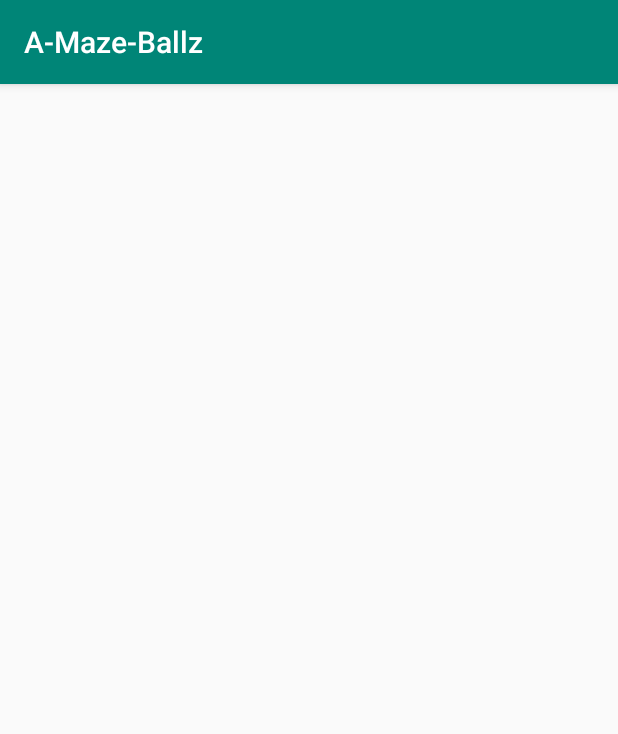
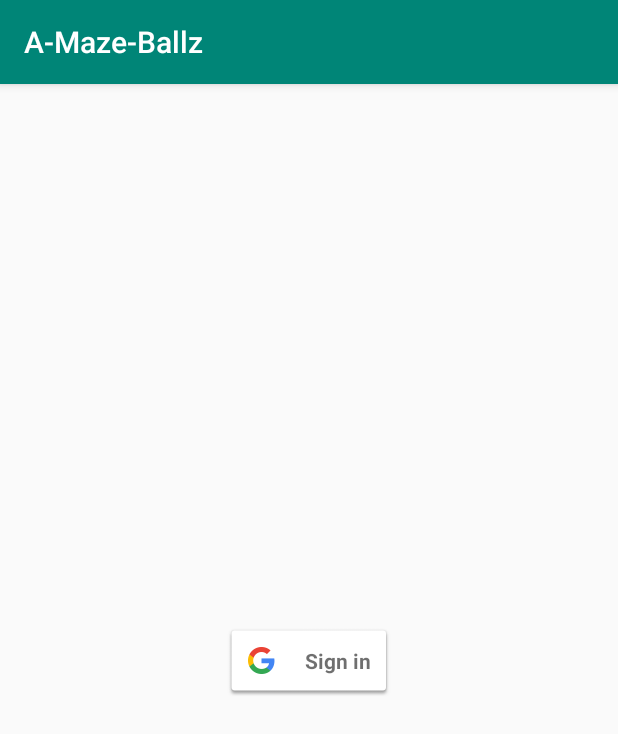
Before and after one commit to edubois9119/a-maze-ballz, an Android app: the screen it shows after launch (MainActivity before the commit, LoginActivity after it), on a phone screen of 412 x 824 dp. Shown: the top 734 px of the screen. Run offline under Robolectric (Android 15) with nearby library versions, the phone set to English and light mode, and no system bars; our stand-ins replace Room's generated code; libraries missing offline, so code that uses them is left out: com.facebook.stetho; 1 statement that could not run was skipped.

Commit message:
Implemented Google Sign In

```diff
--- a/app/build.gradle
+++ b/app/build.gradle
@@ -24,6 +24,10 @@ android {
     packagingOptions {
         exclude 'META-INF/proguard/androidx-annotations.pro'
     }
+    compileOptions {
+        sourceCompatibility = '1.8'
+        targetCompatibility = '1.8'
+    }
 }
 
 dependencies {
@@ -38,6 +42,8 @@ dependencies {
     implementation "androidx.room:room-runtime:$room_version"
     annotationProcessor "androidx.room:room-compiler:$room_version"
 
+    implementation 'com.google.android.gms:play-services-auth:17.0.0'
+
     implementation 'com.facebook.stetho:stetho:1.5.1'
 
     testImplementation 'junit:junit:4.12'
--- /dev/null
+++ b/app/src/main/java/com/ericadubois/amazeballz/controller/LoginActivity.java
@@ -0,0 +1,44 @@
+package com.ericadubois.amazeballz.controller;
+
+import android.content.Intent;
+import android.widget.Toast;
+import androidx.annotation.Nullable;
+import androidx.appcompat.app.AppCompatActivity;
+import android.os.Bundle;
+import com.ericadubois.amazeballz.R;
+import com.ericadubois.amazeballz.service.GoogleSignInService;
+
+public class LoginActivity extends AppCompatActivity {
+  private static final int LOGIN_REQUEST_CODE = 1000;
+
+  private GoogleSignInService service;
+
+  @Override
+  protected void onCreate(Bundle savedInstanceState) {
+    super.onCreate(savedInstanceState);
+    service = GoogleSignInService.getInstance();
+    service.refresh()
+        .addOnSuccessListener((account) -> switchToMain())
+        .addOnFailureListener((ex) -> {
+          setContentView(R.layout.activity_login);
+          findViewById(R.id.sign_in).setOnClickListener((view) ->
+              service.startSignIn(this, LOGIN_REQUEST_CODE));
+        });
+  }
+  @Override
+  protected void onActivityResult(int requestCode, int resultCode, @Nullable Intent data) {
+    if (requestCode == LOGIN_REQUEST_CODE) {
+      service.completeSignIn(data)
+          .addOnSuccessListener((account) -> switchToMain())
+          .addOnFailureListener((ex) ->
+              Toast.makeText(this, R.string.login_failure_message, Toast.LENGTH_LONG).show());
+    } else {
+      super.onActivityResult(requestCode, resultCode, data);
+    }
+  }
+  private void switchToMain() {
+    Intent intent = new Intent(this, MainActivity.class);
+    intent.addFlags(Intent.FLAG_ACTIVITY_CLEAR_TASK | Intent.FLAG_ACTIVITY_NEW_TASK);
+    startActivity(intent);
+  }
+}
--- /dev/null
+++ b/app/src/main/java/com/ericadubois/amazeballz/service/GoogleSignInService.java
@@ -0,0 +1,91 @@
+package com.ericadubois.amazeballz.service;
+
+import android.app.Activity;
+import android.app.Application;
+import android.content.Intent;
+import androidx.lifecycle.LiveData;
+import androidx.lifecycle.MutableLiveData;
+import com.google.android.gms.auth.api.signin.GoogleSignIn;
+import com.google.android.gms.auth.api.signin.GoogleSignInAccount;
+import com.google.android.gms.auth.api.signin.GoogleSignInClient;
+import com.google.android.gms.auth.api.signin.GoogleSignInOptions;
+import com.google.android.gms.common.api.ApiException;
+import com.google.android.gms.tasks.Task;
+
+public class GoogleSignInService {
+
+
+  private static Application applicationContext;
+
+  private GoogleSignInClient client;
+  private MutableLiveData<GoogleSignInAccount> account= new MutableLiveData<>();
+  private MutableLiveData<Exception> exception = new MutableLiveData<>();
+
+  private GoogleSignInService() {
+    GoogleSignInOptions options = new GoogleSignInOptions.Builder()
+        .requestEmail()
+        .requestId()
+        .requestProfile()
+        // .requestIdToken(...)
+        .build();
+    client= GoogleSignIn.getClient(applicationContext, options);
+  }
+
+  public static void setApplicationContext(Application applicationContext) {
+    GoogleSignInService.applicationContext = applicationContext;
+  }
+  public static GoogleSignInService getInstance() {
+    return InstanceHolder.INSTANCE;
+  }
+
+  public LiveData<GoogleSignInAccount> getAccount() {
+    return account;
+  }
+
+  public LiveData<Exception> getException() {
+    return exception;
+  }
+
+  public Task<GoogleSignInAccount> refresh() {
+    return client.silentSignIn()
+        .addOnSuccessListener(this::update)
+        .addOnFailureListener(this::update);
+  }
+
+  private void update(GoogleSignInAccount account) {
+    this.account.setValue(account);
+    this.exception.setValue(null);
+  }
+
+  private void update(Exception ex) {
+    this.account.setValue(null);
+    exception.setValue(ex);
+  }
+
+  public void startSignIn(Activity activity, int requestCode) {
+    update((GoogleSignInAccount) null);
+    Intent intent = client.getSignInIntent();
+    activity.startActivityForResult(intent, requestCode);
+  }
+
+  public Task<GoogleSignInAccount> completeSignIn(Intent data){
+    Task<GoogleSignInAccount> task = null;
+    try {
+      task= GoogleSignIn.getSignedInAccountFromIntent(data);
+      account.setValue(task.getResult(ApiException.class));
+    } catch (ApiException e) {
+      exception.setValue(e);
+    }
+    return task;
+  }
+
+  public Task<Void> signOut() {
+    return client.signOut()
+        .addOnCompleteListener((account) -> update((GoogleSignInAccount) null));
+  }
+
+  private static class InstanceHolder{
+
+    private static final GoogleSignInService INSTANCE= new GoogleSignInService();
+  }
+}
--- a/app/src/main/java/com/ericadubois/amazeballz/viewmodel/AMazeBallzApplication.java
+++ b/app/src/main/java/com/ericadubois/amazeballz/viewmodel/AMazeBallzApplication.java
@@ -2,6 +2,7 @@ package com.ericadubois.amazeballz.viewmodel;
 
 import android.app.Application;
 import com.ericadubois.amazeballz.service.AMazeBallzDatabase;
+import com.ericadubois.amazeballz.service.GoogleSignInService;
 import com.facebook.stetho.Stetho;
 
 public class AMazeBallzApplication extends Application {
@@ -9,6 +10,7 @@ public class AMazeBallzApplication extends Application {
   @Override
   public void onCreate() {
     super.onCreate();
+    GoogleSignInService.setApplicationContext(this);
     Stetho.initializeWithDefaults(this);
     AMazeBallzDatabase.setApplicationContext(this);
     final AMazeBallzDatabase database = AMazeBallzDatabase.getInstance();
--- /dev/null
+++ b/app/src/main/res/layout/activity_login.xml
@@ -0,0 +1,21 @@
+<?xml version="1.0" encoding="utf-8"?>
+<androidx.constraintlayout.widget.ConstraintLayout
+  xmlns:android="http://schemas.android.com/apk/res/android"
+  xmlns:app="http://schemas.android.com/apk/res-auto"
+  xmlns:tools="http://schemas.android.com/tools"
+  android:layout_width="match_parent"
+  android:layout_height="match_parent"
+  tools:context=".controller.LoginActivity">
+
+  <com.google.android.gms.common.SignInButton
+    android:id="@+id/sign_in"
+    android:layout_width="wrap_content"
+    android:layout_height="wrap_content"
+    android:padding="8dp"
+    app:layout_constraintTop_toTopOf="parent"
+    app:layout_constraintLeft_toLeftOf="parent"
+    app:layout_constraintRight_toRightOf="parent"
+    app:layout_constraintBottom_toBottomOf="parent"
+    />
+
+</androidx.constraintlayout.widget.ConstraintLayout>
--- a/app/src/main/res/values/strings.xml
+++ b/app/src/main/res/values/strings.xml
@@ -1,3 +1,4 @@
 <resources>
   <string name="app_name">A-Maze-Ballz</string>
+  <string name="login_failure_message">Unable to log in with provided credentials.</string>
 </resources>
```
Also changed, not shown: app/src/main/AndroidManifest.xml (+5 -2 lines), app/src/main/java/com/ericadubois/amazeballz/controller/LevelSelectFragment.java (+4 -3 lines), app/src/main/res/layout/fragment_welcome_screen.xml (+13 -6 lines).
